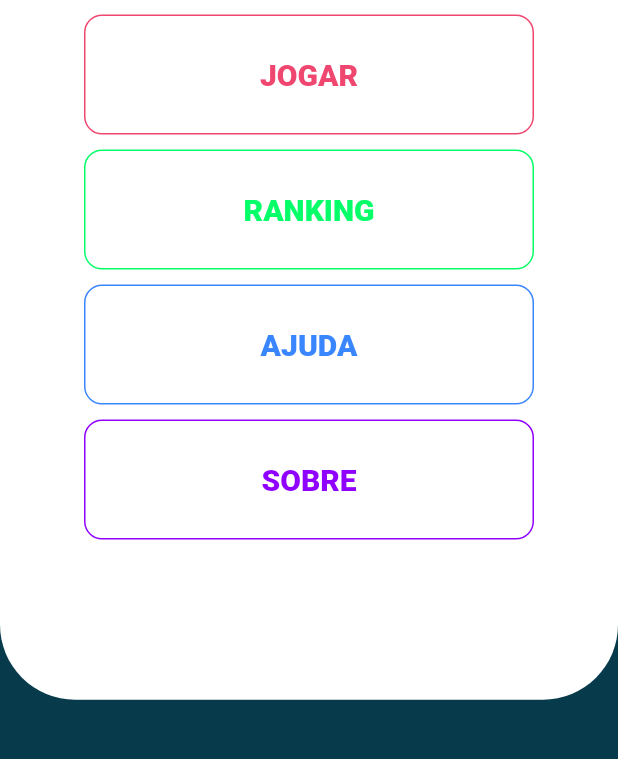
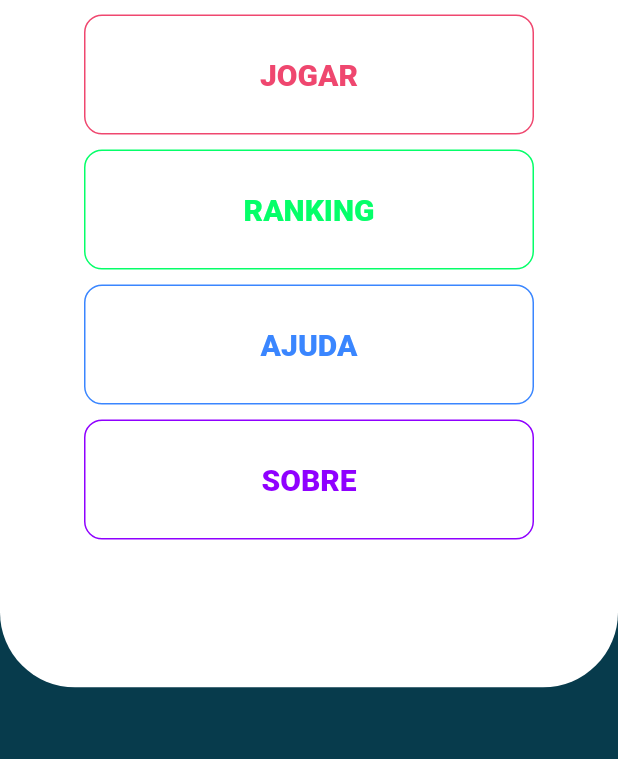
Before and after one commit to BrenoZaffa/DigeExplore, a Flutter app: the PageHome screen opened by its route, on a phone screen of 412 x 824 dp, the part 440-1199 px from its top. Run offline on Flutter 3.47's test engine with Material 2 defaults, Android fonts, the phone set to English and light mode, and no system bars; our stand-ins replace google_fonts, sqflite, video_player; accounts and stored records are empty.

Commit message:
correções banco

```diff
--- a/lib/class/DB.dart
+++ b/lib/class/DB.dart
@@ -16,7 +16,7 @@ class DB {
   _initDatabase() async {
     return await openDatabase(
       join(await getDatabasesPath(), 'digeexplore.db'),
-      version: 1,
+      version: 2,
       onCreate: _onCreate,
     );
   }
@@ -24,6 +24,7 @@ class DB {
   _onCreate(db, version) async {
     await db.execute(_partida);
     await db.execute(_usuario);
+    await db.insert('usuario', {'nome': ''});
   }
 
   String get _usuario => '''
--- a/lib/pages/page_home.dart
+++ b/lib/pages/page_home.dart
@@ -38,7 +38,7 @@ class PageHome extends StatelessWidget {
                 Padding(
                   padding: const EdgeInsets.only(top: 70),
                   child: Container(
-                    height: MediaQuery.of(context).size.height * 0.7,
+                    height: MediaQuery.of(context).size.height * 0.69,
                     decoration: const BoxDecoration(
                         color: Colors.white,
                         borderRadius: BorderRadius.all(Radius.circular(50))),
--- a/lib/pages/page_video_conteudo.dart
+++ b/lib/pages/page_video_conteudo.dart
@@ -1,4 +1,3 @@
-import 'package:digeexplore/pages/page_home.dart';
 import 'package:digeexplore/pages/page_nome.dart';
 import 'package:flutter/material.dart';
 import 'package:video_player/video_player.dart';
```
